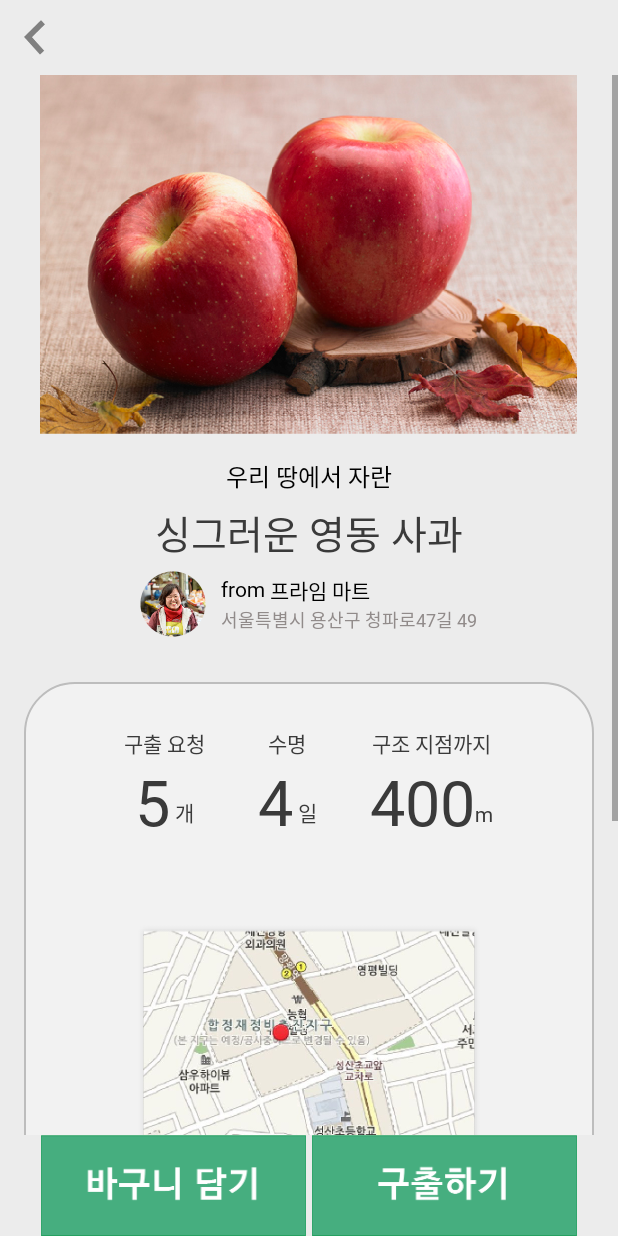
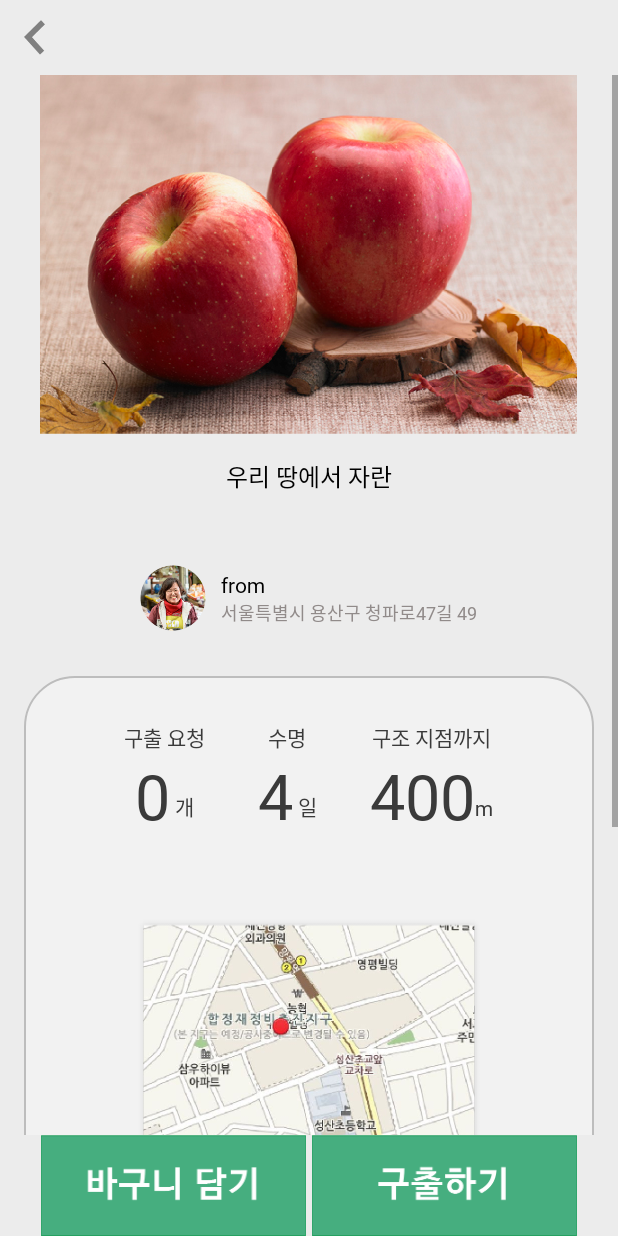
Before and after one commit to smwu-ssak/android, an Android app: the DetailProductsActivity screen opened directly, with no data from a screen before it, on a phone screen of 412 x 824 dp. Run offline under Robolectric (Android 15) with nearby library versions, the phone set to English and light mode, and no system bars; our stand-ins replace CircleImageView; 8 statements that could not run were skipped.

Commit message:
Send values about rv_product_item to DetailProductsActivity

```diff
--- a/Seed/app/build.gradle
+++ b/Seed/app/build.gradle
@@ -32,6 +32,7 @@ dependencies {
     implementation 'androidx.constraintlayout:constraintlayout:1.1.3'
     implementation 'androidx.recyclerview:recyclerview:1.0.0'
     implementation 'androidx.viewpager:viewpager:1.0.0'
+    implementation 'de.hdodenhof:circleimageview:2.2.0'
     implementation 'com.android.support:support-v4:28.0.0'
     implementation 'com.github.bumptech.glide:glide:4.7.1'
     implementation 'com.google.android.gms:play-services-location:17.0.0'
--- a/Seed/app/src/main/java/com/example/seed/DetailProductsActivity.java
+++ b/Seed/app/src/main/java/com/example/seed/DetailProductsActivity.java
@@ -7,6 +7,7 @@ import android.os.Bundle;
 import android.view.View;
 import android.widget.ImageView;
 import android.widget.RelativeLayout;
+import android.widget.TextView;
 
 import com.example.seed.data.MainProductData;
 
@@ -18,6 +19,48 @@ public class DetailProductsActivity extends AppCompatActivity {
         setContentView(R.layout.activity_detail_products);
 
         moveToMainView();
+        setValuesFromItems();
+    }
+
+    public void setValuesFromItems(){
+
+        int image;
+        String name;
+        String place;
+        int quantity;
+        String gpsStore;
+        int originPrice;
+        int salePrice;
+        int discount;
+
+        Bundle extras = getIntent().getExtras();
+
+        image = extras.getInt("image");
+        name = extras.getString("name");
+        place = extras.getString("place");
+        quantity = extras.getInt("quantity");
+        gpsStore = extras.getString("place");
+        originPrice = extras.getInt("originPrice");
+        salePrice = extras.getInt("salePrice");
+        discount = extras.getInt("discount");
+
+        ImageView image_iv = (ImageView)findViewById(R.id.detail_act_img);
+        TextView name_tv = (TextView)findViewById(R.id.detail_act_name);
+        TextView place_tv = (TextView)findViewById(R.id.detail_act_store_name);
+        TextView quantity_tv = (TextView)findViewById(R.id.detail_act_products_quantity);
+        TextView gpsStore_tv = (TextView)findViewById(R.id.detail_act_gps_store_name);
+        TextView originPrice_tv = (TextView)findViewById(R.id.detail_act_products_price_origin);
+        TextView salePrice_tv = (TextView)findViewById(R.id.detail_act_products_price_sale);
+        TextView discount_tv = (TextView)findViewById(R.id.detail_act_products_discount);
+
+//        image_iv.setImageResource(image);
+        name_tv.setText(name);
+        place_tv.setText(place);
+        quantity_tv.setText(String.valueOf(quantity));
+        gpsStore_tv.setText(String.valueOf(gpsStore));
+        originPrice_tv.setText(String.valueOf(originPrice));
+        salePrice_tv.setText(String.valueOf(salePrice));
+        discount_tv.setText(String.valueOf(discount));
     }
 
     public void moveToMainView() {
--- a/Seed/app/src/main/java/com/example/seed/MainActivity.java
+++ b/Seed/app/src/main/java/com/example/seed/MainActivity.java
@@ -110,7 +110,7 @@ public class MainActivity extends AppCompatActivity {
     }
 
     public void setProducts() {
-        RecyclerView recyclerView = findViewById(R.id.rv_main);
+        final RecyclerView recyclerView = findViewById(R.id.rv_main);
 
         final ArrayList<MainProductData> data = new ArrayList<>();
 
@@ -132,6 +132,7 @@ public class MainActivity extends AppCompatActivity {
             public void onItemClick(MainProductAdapter.MainProductViewHolder holder, View view, int position) {
                 Intent intent = new Intent(getApplicationContext(), DetailProductsActivity.class);
                 MainProductData item = adapter.getItem(position);
+                int idx = recyclerView.getChildAdapterPosition(view);
                 intent.putExtra("name", item.getName());
                 intent.putExtra("quantity", item.getQuantity());
                 intent.putExtra("originPrice", item.getOriginPrice());
--- a/Seed/app/src/main/res/layout/activity_detail_products.xml
+++ b/Seed/app/src/main/res/layout/activity_detail_products.xml
@@ -196,7 +196,7 @@
                         android:layout_centerInParent="true">
 
                         <!--가게 사진-->
-                        <ImageView
+                        <de.hdodenhof.circleimageview.CircleImageView
                             android:id="@+id/detail_act_img_store"
                             android:layout_width="wrap_content"
                             android:layout_height="wrap_content"
```
Also changed, not shown: Seed/app/src/main/java/com/example/seed/BuyProductsActivity.java (+7 -0 lines).
